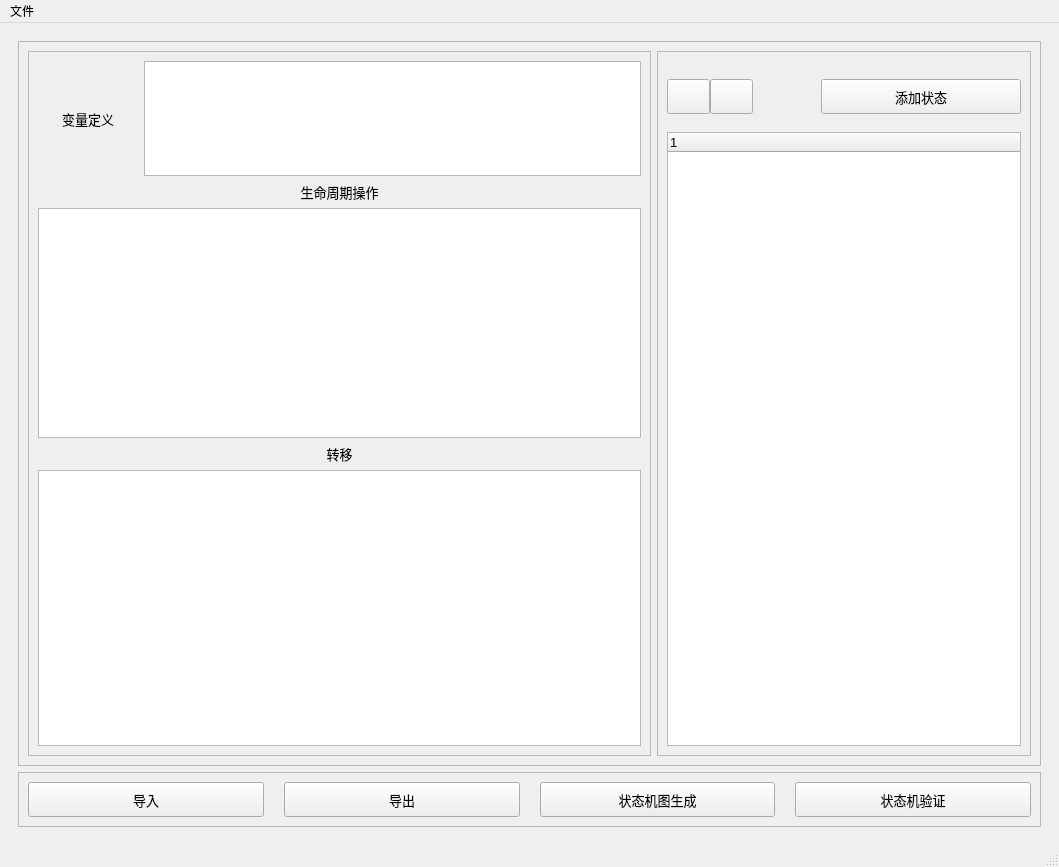
Old version of the form app/ui/main_window.ui in the repository zhougut/fcstm-gui.
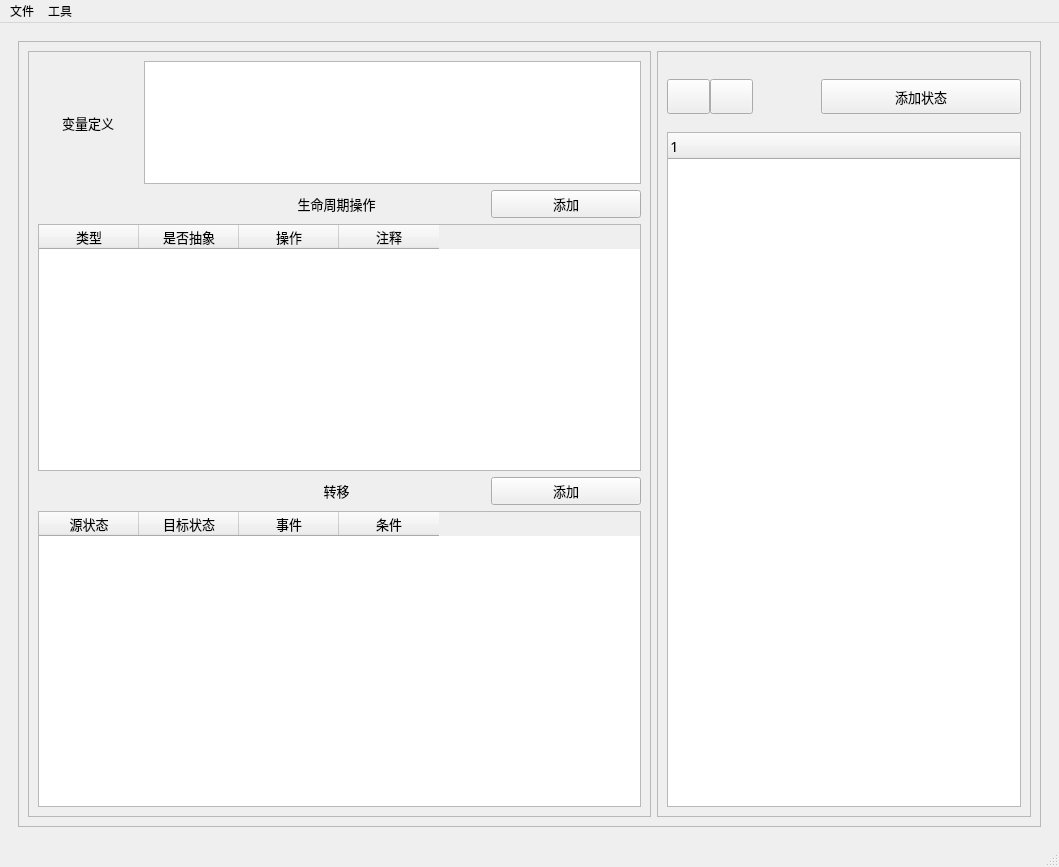
New version of the form.

```diff
--- a/app/ui/main_window.ui
+++ b/app/ui/main_window.ui
@@ -219,6 +219,22 @@
               </item>
               <item>
                <layout class="QHBoxLayout" name="horizontalLayout_4">
+                <item>
+                 <spacer name="horizontalSpacer_2">
+                  <property name="orientation">
+                   <enum>Qt::Horizontal</enum>
+                  </property>
+                  <property name="sizeType">
+                   <enum>QSizePolicy::Fixed</enum>
+                  </property>
+                  <property name="sizeHint" stdset="0">
+                   <size>
+                    <width>150</width>
+                    <height>20</height>
+                   </size>
+                  </property>
+                 </spacer>
+                </item>
                 <item>
                  <widget class="QLabel" name="label_lifecycle">
                   <property name="sizePolicy">
@@ -241,24 +257,76 @@
                   </property>
                  </widget>
                 </item>
+                <item>
+                 <widget class="QPushButton" name="button_lifecycle">
+                  <property name="sizePolicy">
+                   <sizepolicy hsizetype="Fixed" vsizetype="Fixed">
+                    <horstretch>0</horstretch>
+                    <verstretch>0</verstretch>
+                   </sizepolicy>
+                  </property>
+                  <property name="minimumSize">
+                   <size>
+                    <width>150</width>
+                    <height>0</height>
+                   </size>
+                  </property>
+                  <property name="font">
+                   <font>
+                    <family>微软雅黑</family>
+                    <pointsize>10</pointsize>
+                   </font>
+                  </property>
+                  <property name="text">
+                   <string>添加</string>
+                  </property>
+                 </widget>
+                </item>
                </layout>
               </item>
               <item>
                <layout class="QHBoxLayout" name="horizontalLayout_12">
                 <item>
-                 <widget class="QTextEdit" name="edit_lifecycle">
-                  <property name="font">
-                   <font>
-                    <family>微软雅黑</family>
-                    <pointsize>11</pointsize>
-                   </font>
-                  </property>
+                 <widget class="QTableWidget" name="table_lifecycle">
+                  <column>
+                   <property name="text">
+                    <string>类型</string>
+                   </property>
+                  </column>
+                  <column>
+                   <property name="text">
+                    <string>是否抽象</string>
+                   </property>
+                  </column>
+                  <column>
+                   <property name="text">
+                    <string>操作</string>
+                   </property>
+                  </column>
+                  <column>
+                   <property name="text">
+                    <string>注释</string>
+                   </property>
+                  </column>
                  </widget>
                 </item>
                </layout>
               </item>
               <item>
-               <layout class="QHBoxLayout" name="horizontalLayout_9" stretch="1">
+               <layout class="QHBoxLayout" name="horizontalLayout_9" stretch="0,1,0">
+                <item>
+                 <spacer name="horizontalSpacer_3">
+                  <property name="orientation">
+                   <enum>Qt::Horizontal</enum>
+                  </property>
+                  <property name="sizeHint" stdset="0">
+                   <size>
+                    <width>150</width>
+                    <height>20</height>
+                   </size>
+                  </property>
+                 </spacer>
+                </item>
                 <item>
                  <widget class="QLabel" name="label_transition">
                   <property name="sizePolicy">
@@ -281,24 +349,51 @@
                   </property>
                  </widget>
                 </item>
+                <item>
+                 <widget class="QPushButton" name="button_transition">
+                  <property name="sizePolicy">
+                   <sizepolicy hsizetype="Fixed" vsizetype="Fixed">
+                    <horstretch>0</horstretch>
+                    <verstretch>0</verstretch>
+                   </sizepolicy>
+                  </property>
+                  <property name="minimumSize">
+                   <size>
+                    <width>150</width>
+                    <height>0</height>
+                   </size>
+                  </property>
+                  <property name="text">
+                   <string>添加</string>
+                  </property>
+                 </widget>
+                </item>
                </layout>
               </item>
               <item>
                <layout class="QHBoxLayout" name="horizontalLayout_10" stretch="0">
                 <item>
-                 <widget class="QTextEdit" name="edit_state_transition">
-                  <property name="sizePolicy">
-                   <sizepolicy hsizetype="Preferred" vsizetype="Preferred">
-                    <horstretch>0</horstretch>
-                    <verstretch>0</verstretch>
-                   </sizepolicy>
-                  </property>
-                  <property name="font">
-                   <font>
-                    <family>微软雅黑</family>
-                    <pointsize>11</pointsize>
-                   </font>
-                  </property>
+                 <widget class="QTableWidget" name="table_transition">
+                  <column>
+                   <property name="text">
+                    <string>源状态</string>
+                   </property>
+                  </column>
+                  <column>
+                   <property name="text">
+                    <string>目标状态</string>
+                   </property>
+                  </column>
+                  <column>
+                   <property name="text">
+                    <string>事件</string>
+                   </property>
+                  </column>
+                  <column>
+                   <property name="text">
+                    <string>条件</string>
+                   </property>
+                  </column>
                  </widget>
                 </item>
                </layout>
@@ -441,6 +536,12 @@
               </item>
               <item>
                <widget class="QTreeWidget" name="tree_all_state">
+                <property name="font">
+                 <font>
+                  <family>微软雅黑</family>
+                  <pointsize>11</pointsize>
+                 </font>
+                </property>
                 <column>
                  <property name="text">
                   <string notr="true">1</string>
@@ -454,124 +555,6 @@
           </layout>
          </widget>
         </item>
-        <item>
-         <widget class="QFrame" name="frame_state_button">
-          <property name="frameShape">
-           <enum>QFrame::StyledPanel</enum>
-          </property>
-          <property name="frameShadow">
-           <enum>QFrame::Raised</enum>
-          </property>
-          <layout class="QHBoxLayout" name="horizontalLayout">
-           <property name="spacing">
-            <number>20</number>
-           </property>
-           <item>
-            <widget class="QPushButton" name="button_import_state_machine">
-             <property name="sizePolicy">
-              <sizepolicy hsizetype="Minimum" vsizetype="Preferred">
-               <horstretch>0</horstretch>
-               <verstretch>0</verstretch>
-              </sizepolicy>
-             </property>
-             <property name="minimumSize">
-              <size>
-               <width>0</width>
-               <height>35</height>
-              </size>
-             </property>
-             <property name="font">
-              <font>
-               <family>微软雅黑</family>
-               <pointsize>10</pointsize>
-              </font>
-             </property>
-             <property name="text">
-              <string>导入</string>
-             </property>
-            </widget>
-           </item>
-           <item>
-            <widget class="QPushButton" name="button_export_state_machine">
-             <property name="sizePolicy">
-              <sizepolicy hsizetype="Minimum" vsizetype="Preferred">
-               <horstretch>0</horstretch>
-               <verstretch>0</verstretch>
-              </sizepolicy>
-             </property>
-             <property name="minimumSize">
-              <size>
-               <width>0</width>
-               <height>35</height>
-              </size>
-             </property>
-             <property name="font">
-              <font>
-               <family>微软雅黑</family>
-               <pointsize>10</pointsize>
-              </font>
-             </property>
-             <property name="text">
-              <string>导出</string>
-             </property>
-             <property name="autoDefault">
-              <bool>false</bool>
-             </property>
-            </widget>
-           </item>
-           <item>
-            <widget class="QPushButton" name="button_graph_gen">
-             <property name="sizePolicy">
-              <sizepolicy hsizetype="Minimum" vsizetype="Preferred">
-               <horstretch>0</horstretch>
-               <verstretch>0</verstretch>
-              </sizepolicy>
-             </property>
-             <property name="minimumSize">
-              <size>
-               <width>0</width>
-               <height>35</height>
-              </size>
-             </property>
-             <property name="font">
-              <font>
-               <family>微软雅黑</family>
-               <pointsize>10</pointsize>
-              </font>
-             </property>
-             <property name="text">
-              <string>状态机图生成</string>
-             </property>
-            </widget>
-           </item>
-           <item>
-            <widget class="QPushButton" name="button_validate_state_machine">
-             <property name="sizePolicy">
-              <sizepolicy hsizetype="Minimum" vsizetype="Preferred">
-               <horstretch>0</horstretch>
-               <verstretch>0</verstretch>
-              </sizepolicy>
-             </property>
-             <property name="minimumSize">
-              <size>
-               <width>0</width>
-               <height>35</height>
-              </size>
-             </property>
-             <property name="font">
-              <font>
-               <family>微软雅黑</family>
-               <pointsize>10</pointsize>
-              </font>
-             </property>
-             <property name="text">
-              <string>状态机验证</string>
-             </property>
-            </widget>
-           </item>
-          </layout>
-         </widget>
-        </item>
        </layout>
       </widget>
      </widget>
@@ -587,12 +570,21 @@
      <height>23</height>
     </rect>
    </property>
-   <widget class="QMenu" name="menu">
+   <widget class="QMenu" name="menu_file">
     <property name="title">
      <string>文件</string>
     </property>
    </widget>
-   <addaction name="menu"/>
+   <widget class="QMenu" name="menu_tool">
+    <property name="title">
+     <string>工具</string>
+    </property>
+    <addaction name="action_code_gen"/>
+    <addaction name="action_validate_state_machine"/>
+    <addaction name="action_graph_gen"/>
+   </widget>
+   <addaction name="menu_file"/>
+   <addaction name="menu_tool"/>
   </widget>
   <widget class="QStatusBar" name="statusbar"/>
  </widget>
```
Left out of the diff: 27 changed lines with no effect on the pictures.
